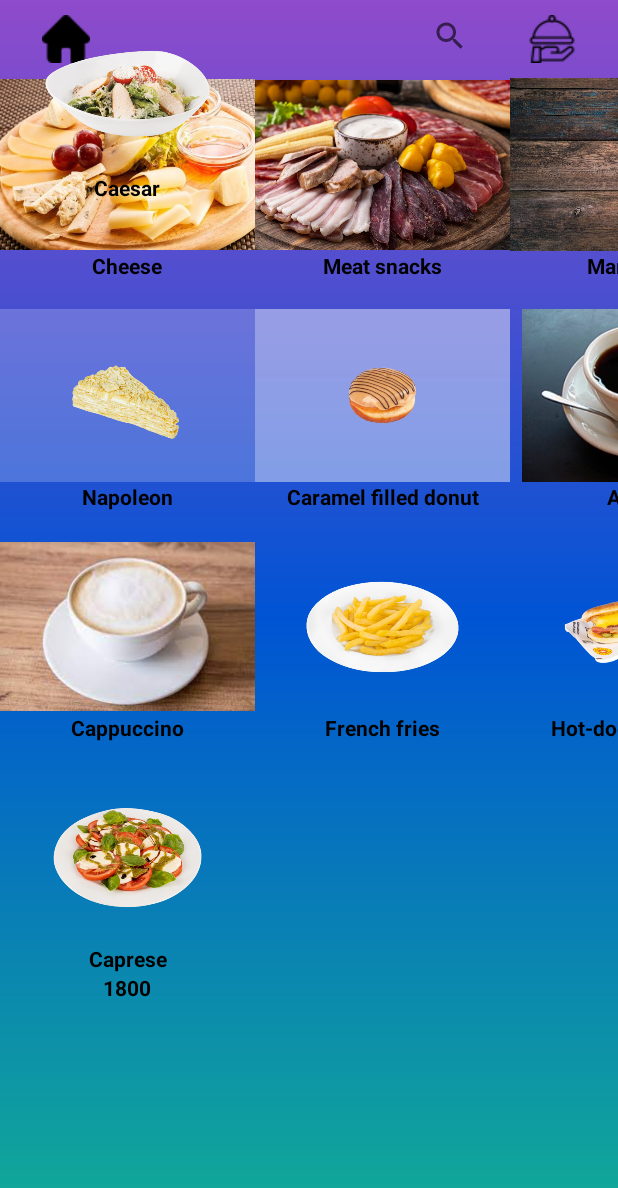
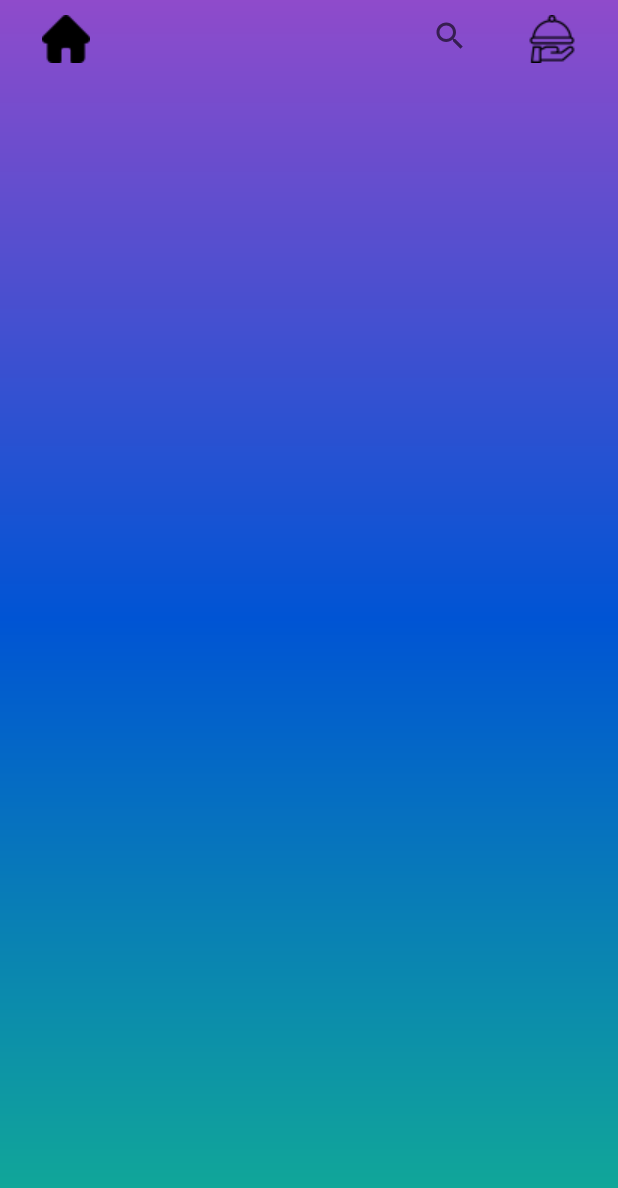
Before and after one commit to Yurik-Minasyan/Nyam_Nyam, an Android app: the Cart screen opened directly, with no data from a screen before it, on a phone screen of 412 x 824 dp. Shown: the top 1188 px of the screen. Run offline under Robolectric (Android 15) with nearby library versions, the phone set to English and light mode, and no system bars.

Commit message:
The Error

```diff
--- a/app/src/main/res/layout/activity_cart.xml
+++ b/app/src/main/res/layout/activity_cart.xml
@@ -75,6 +75,7 @@
         android:layout_width="wrap_content"
         android:layout_height="wrap_content"
         android:orientation="vertical"
+        android:visibility="invisible"
         app:layout_constraintStart_toEndOf="@+id/cheese"
         app:layout_constraintTop_toBottomOf="@+id/linearLayout10">
 
@@ -113,6 +114,7 @@
         android:layout_width="wrap_content"
         android:layout_height="wrap_content"
         android:orientation="vertical"
+        android:visibility="invisible"
         app:layout_constraintStart_toStartOf="parent"
         app:layout_constraintTop_toBottomOf="@+id/linearLayout10">
 
@@ -146,6 +148,7 @@
 
     <LinearLayout
         android:id="@+id/marinad"
+        android:visibility="invisible"
         android:layout_width="wrap_content"
         android:layout_height="wrap_content"
         android:orientation="vertical"
@@ -185,6 +188,7 @@
         android:layout_width="wrap_content"
         android:layout_height="wrap_content"
         android:orientation="vertical"
+        android:visibility="invisible"
         app:layout_constraintStart_toEndOf="@+id/marinad"
         app:layout_constraintTop_toBottomOf="@+id/linearLayout10"
         tools:ignore="MissingConstraints">
@@ -220,6 +224,7 @@
         android:id="@+id/napoleon_lay"
         android:layout_width="wrap_content"
         android:layout_height="wrap_content"
+        android:visibility="invisible"
         android:orientation="vertical"
         app:layout_constraintTop_toBottomOf="@+id/cheese"
         tools:ignore="MissingConstraints">
@@ -256,6 +261,7 @@
         android:layout_height="wrap_content"
         android:orientation="vertical"
         android:id="@+id/donut_lay"
+        android:visibility="invisible"
         app:layout_constraintStart_toEndOf="@+id/napoleon_lay"
         app:layout_constraintTop_toBottomOf="@+id/meat_Lay">
 
@@ -291,6 +297,7 @@
         android:layout_width="wrap_content"
         android:layout_height="wrap_content"
         android:orientation="vertical"
+        android:visibility="invisible"
         app:layout_constraintStart_toEndOf="@+id/donut_lay"
         app:layout_constraintTop_toBottomOf="@+id/marinad"
         tools:ignore="MissingConstraints">
@@ -327,6 +334,7 @@
         android:layout_width="wrap_content"
         android:layout_height="wrap_content"
         android:orientation="vertical"
+        android:visibility="invisible"
         app:layout_constraintTop_toBottomOf="@+id/napoleon_lay"
         tools:ignore="MissingConstraints">
 
@@ -361,6 +369,7 @@
         android:layout_width="wrap_content"
         android:layout_height="wrap_content"
         android:orientation="vertical"
+        android:visibility="invisible"
         app:layout_constraintStart_toEndOf="@+id/arabia"
         app:layout_constraintTop_toBottomOf="@+id/mikado">
 
@@ -396,6 +405,7 @@
         android:layout_width="wrap_content"
         android:layout_height="wrap_content"
         android:orientation="vertical"
+        android:visibility="invisible"
         app:layout_constraintStart_toEndOf="@+id/cappuchino_c"
         app:layout_constraintTop_toBottomOf="@+id/donut_lay"
         tools:ignore="MissingConstraints">
@@ -433,6 +443,7 @@
         android:layout_width="wrap_content"
         android:layout_height="wrap_content"
         android:orientation="vertical"
+        android:visibility="invisible"
         app:layout_constraintStart_toEndOf="@+id/french_f"
         app:layout_constraintTop_toBottomOf="@+id/arabia"
         tools:ignore="MissingConstraints">
@@ -468,6 +479,7 @@
         android:id="@+id/burger"
         android:layout_width="wrap_content"
         android:layout_height="wrap_content"
+        android:visibility="invisible"
         android:orientation="vertical"
         app:layout_constraintStart_toEndOf="@+id/hot_dog_ca"
         app:layout_constraintTop_toBottomOf="@+id/latte">
@@ -503,6 +515,7 @@
     <LinearLayout
         android:id="@+id/caprese_c"
         android:layout_width="wrap_content"
+        android:visibility="invisible"
         android:layout_height="wrap_content"
         android:orientation="vertical"
         app:layout_constraintTop_toBottomOf="@+id/cappuchino_c"
@@ -535,11 +548,16 @@
             android:textColor="@color/black"
             android:textStyle="bold" />
     </LinearLayout>
+
     <LinearLayout
+        android:id="@+id/ceasar_c"
         android:layout_width="wrap_content"
         android:layout_height="wrap_content"
-        android:id="@+id/ceasar_c"
-        android:orientation="vertical">
+        android:visibility="invisible"
+        android:orientation="vertical"
+        app:layout_constraintStart_toEndOf="@+id/caprese_c"
+        app:layout_constraintTop_toBottomOf="@+id/french_f">
+
         <ImageView
             android:id="@+id/caesar_i"
             android:layout_width="170dp"
```
